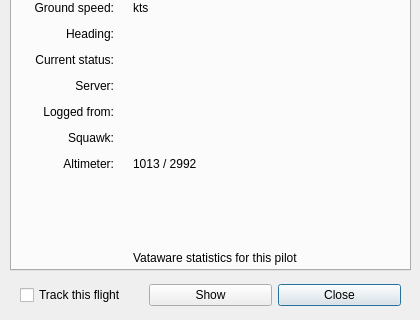
This is source/ui/resources/flightdetailswindow.ui in Vatsinator/vatsinator-legacy as Qt 5 draws it before an edit; both pictures show x 0 to 420 and y 150 to 470 of the 420 by 470 pixel window. The edited form follows.
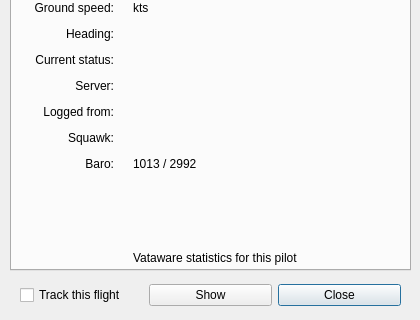
This is the edited form. Icons and pictures are not drawn. Custom widgets are drawn as their Qt base class.

What changed in the file:
```diff
--- a/source/ui/resources/flightdetailswindow.ui
+++ b/source/ui/resources/flightdetailswindow.ui
@@ -404,7 +404,7 @@
       <item row="8" column="0">
        <widget class="QLabel" name="AltimeterLabelDesc">
         <property name="text">
-         <string>Altimeter:</string>
+         <string>Baro:</string>
         </property>
         <property name="alignment">
          <set>Qt::AlignRight|Qt::AlignTrailing|Qt::AlignVCenter</set>
```
